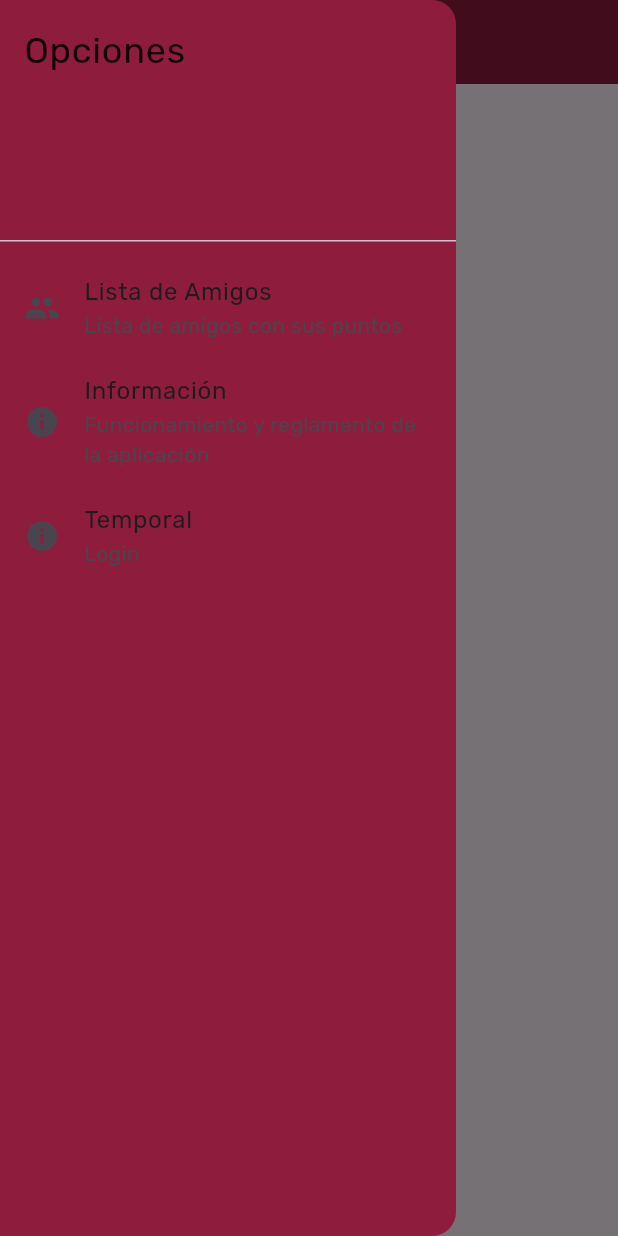
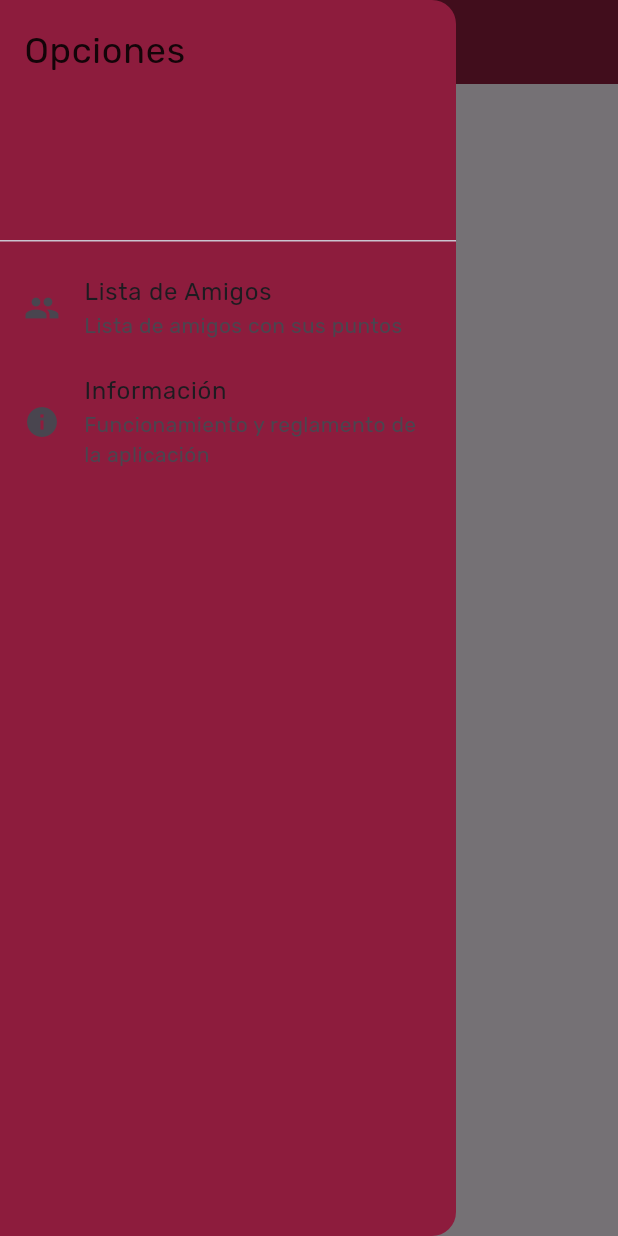
Before and after one commit to joaquinn6/soccer-mundial-predictions, a Flutter app: the MyHomePage screen opened by its route, with the side drawer open, on a phone screen of 412 x 824 dp. Run offline on Flutter 3.47's test engine with Material 2 defaults, Android fonts, the phone set to English and light mode, and no system bars; our stand-ins replace flutter_form_builder, fluttertoast, form_builder_validators, google_fonts, internet_connection_checker, shared_preferences; missing offline and left inert: country_flags; accounts and stored records are empty; network calls fail.

Commit message:
fuera temporal

```diff
--- a/lib/views/home_page.dart
+++ b/lib/views/home_page.dart
@@ -58,12 +58,6 @@ class _MyHomePageState extends State<MyHomePage> {
                     const Text('Funcionamiento y reglamento de la aplicación'),
                 onTap: () => {print('Información')},
               ),
-              ListTile(
-                leading: const Icon(Icons.info),
-                title: const Text('Temporal'),
-                subtitle: const Text('Login'),
-                onTap: () => {Navigator.of(context).pushNamed('/username')},
-              )
             ],
           ),
         ),
```
